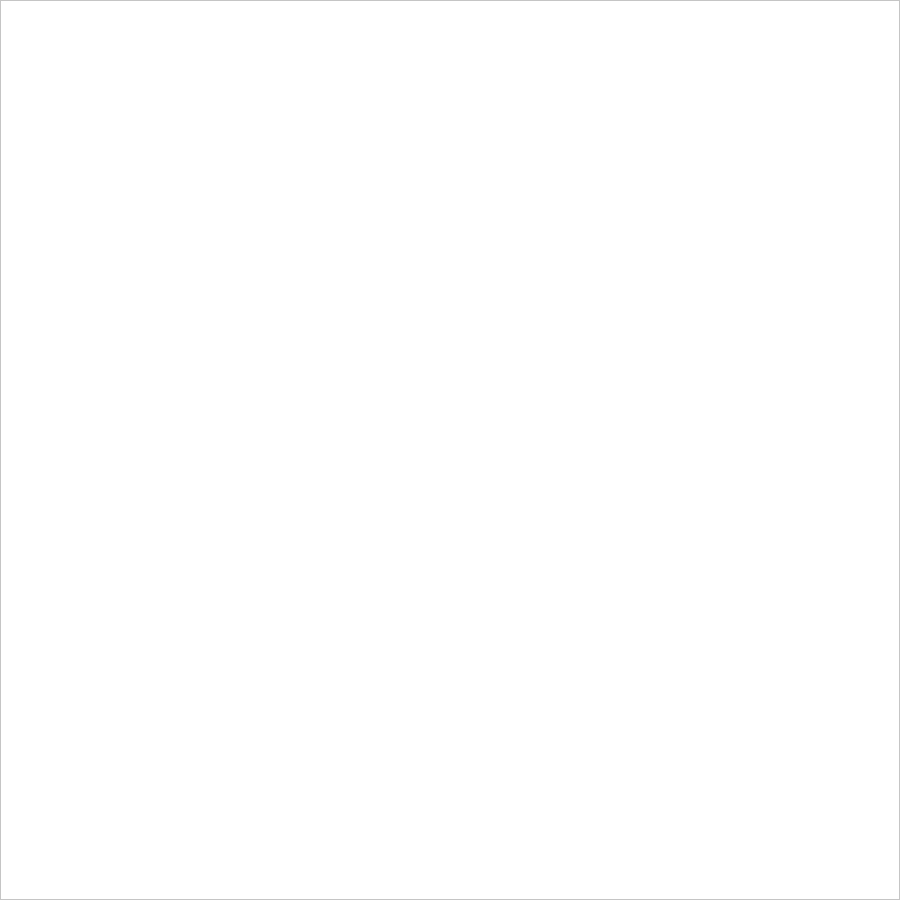
Before: the Qt Designer form src/qt/forms/communitypage.ui in noirofficial/noir, drawn with Qt 5.
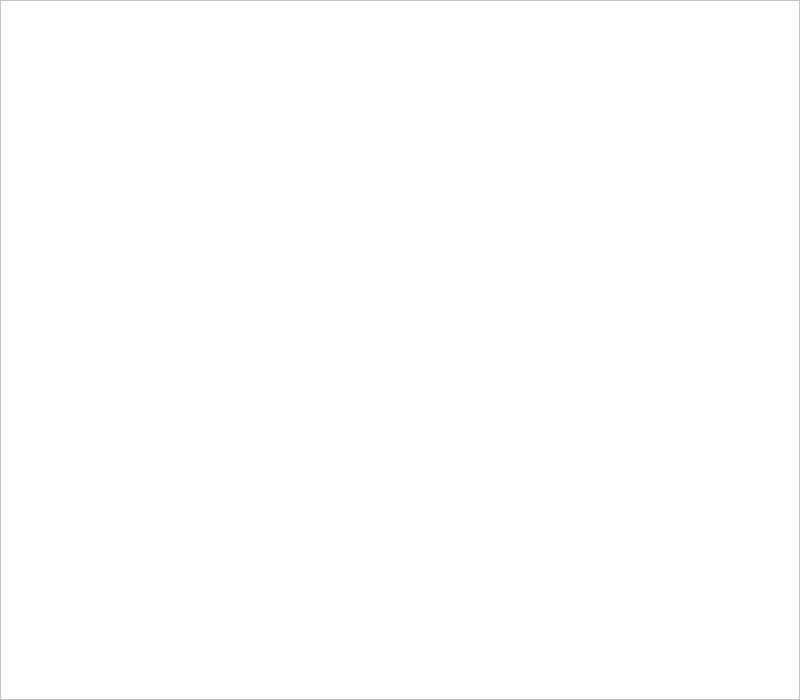
After: the same form once the commit is applied. Icons and pictures are not drawn.

What changed in the file:
```diff
--- a/src/qt/forms/communitypage.ui
+++ b/src/qt/forms/communitypage.ui
@@ -6,8 +6,8 @@
    <rect>
     <x>0</x>
     <y>0</y>
-    <width>900</width>
-    <height>900</height>
+    <width>800</width>
+    <height>700</height>
    </rect>
   </property>
   <property name="sizePolicy">
```
